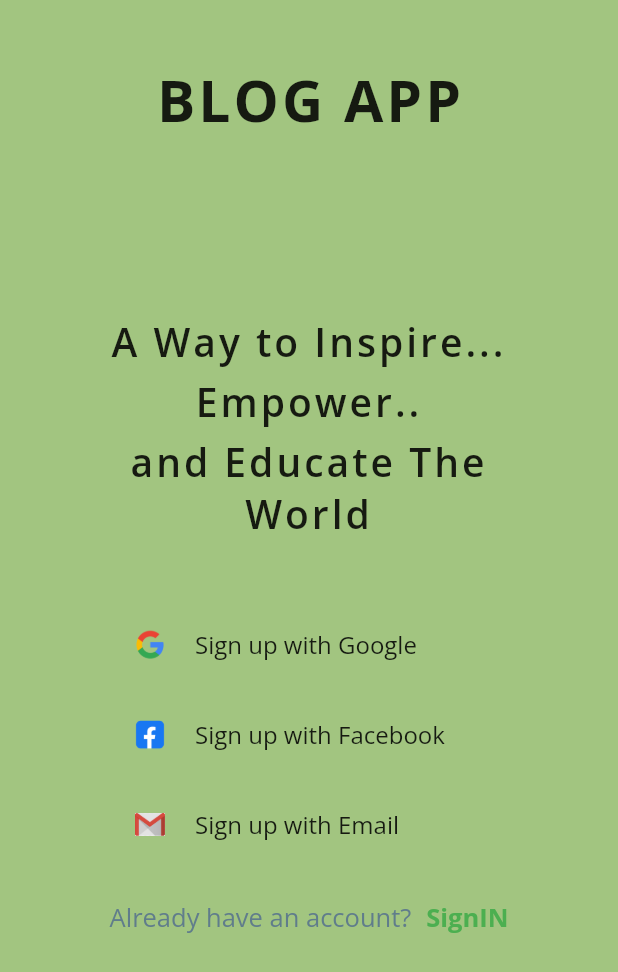
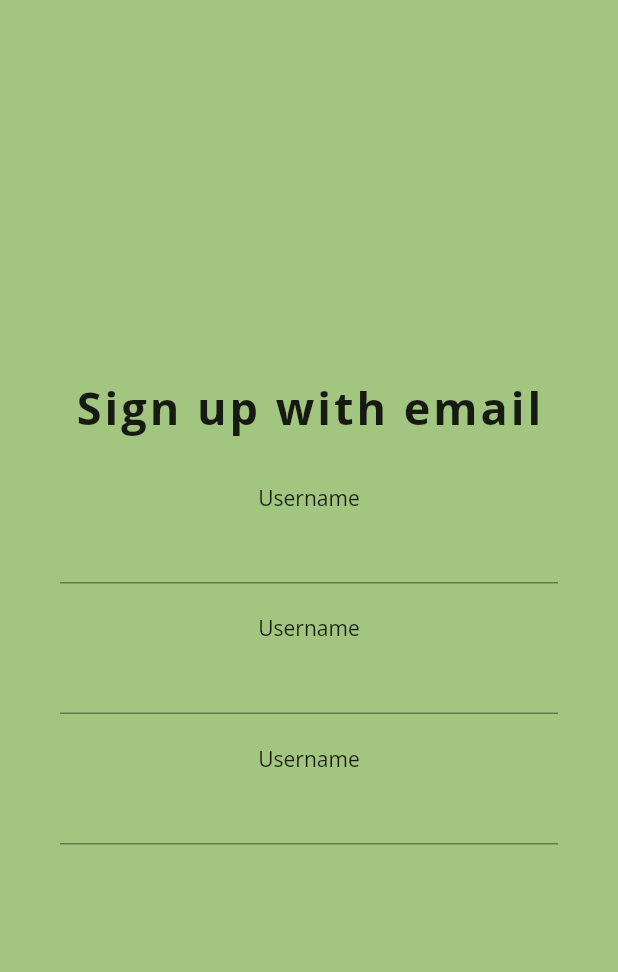
Before and after one commit to nishanbhat/Blogosphere, a Flutter app: the screen it shows after launch, on a phone screen of 412 x 824 dp. Shown: the top 972 px of the screen. Run offline on Flutter 3.47's test engine with Material 2 defaults, Android fonts, the light colour scheme and no system bars; our stand-ins replace google_fonts.

Commit message:
textfields added for signUp with email

```diff
--- /dev/null
+++ b/lib/pages/signup_page.dart
@@ -0,0 +1,114 @@
+import 'package:flutter/material.dart';
+
+class SignUpPage extends StatefulWidget {
+  const SignUpPage({Key? key}) : super(key: key);
+
+  @override
+  _SignUpPageState createState() => _SignUpPageState();
+}
+
+class _SignUpPageState extends State<SignUpPage> {
+  @override
+  Widget build(BuildContext context) {
+    return Scaffold(
+      body: Container(
+        decoration: BoxDecoration(
+          gradient: LinearGradient(
+            colors: const [Colors.blueAccent, Colors.yellowAccent],
+            begin: FractionalOffset(0.0, 1.0),
+            end: FractionalOffset(0.0, 1.0),
+            stops: const [0.0, 1.0],
+            tileMode: TileMode.repeated,
+          ),
+        ),
+        child: Column(
+          mainAxisAlignment: MainAxisAlignment.center,
+          children: [
+            Text(
+              "Sign up with email",
+              style: TextStyle(
+                fontSize: 30,
+                fontWeight: FontWeight.bold,
+                letterSpacing: 2,
+              ),
+            ),
+            SizedBox(
+              height: 20,
+            ),
+            usernameTextField("Username"),
+            usernameTextField("email"),
+            usernameTextField("password"),
+
+          ],
+        ),
+      ),
+    );
+  }
+}
+
+Widget usernameTextField(String s) {
+  return Padding(
+      padding: const EdgeInsets.symmetric(horizontal: 40, vertical: 10.0),
+      child: Column(
+        children: [
+          Text("Username"),
+          TextFormField(
+            // controller: _usernameController,
+            decoration: InputDecoration(
+              // errorText: validate ? null : errorText,
+              focusedBorder: UnderlineInputBorder(
+                borderSide: BorderSide(
+                  color: Colors.black,
+                  width: 2,
+                ),
+              ),
+            ),
+          ),
+        ],
+      ));
+}
+
+
+Widget emailTextField() {
+  return Padding(
+      padding: const EdgeInsets.symmetric(horizontal: 40, vertical: 10.0),
+      child: Column(
+        children: [
+          Text("Email"),
+          TextFormField(
+            // controller: _usernameController,
+            decoration: InputDecoration(
+              // errorText: validate ? null : errorText,
+              focusedBorder: UnderlineInputBorder(
+                borderSide: BorderSide(
+                  color: Colors.black,
+                  width: 2,
+                ),
+              ),
+            ),
+          ),
+        ],
+      ));
+}
+
+Widget passwordTextField() {
+  return Padding(
+      padding: const EdgeInsets.symmetric(horizontal: 40, vertical: 10.0),
+      child: Column(
+        children: [
+          Text("Password"),
+          TextFormField(
+            // controller: _usernameController,
+            decoration: InputDecoration(
+              // errorText: validate ? null : errorText,
+              focusedBorder: UnderlineInputBorder(
+                borderSide: BorderSide(
+                  color: Colors.black,
+                  width: 2,
+                ),
+              ),
+            ),
+          ),
+        ],
+      ));
+}
--- a/lib/pages/welcome_page.dart
+++ b/lib/pages/welcome_page.dart
@@ -1,3 +1,4 @@
+import 'package:blog_client/pages/signup_page.dart';
 import 'package:flutter/material.dart';
 
 class WelcomePage extends StatefulWidget {
@@ -17,7 +18,7 @@ class _WelcomePageState extends State<WelcomePage>
 
   @override
   void initState() {
-    // TODO: implement initState
+
     super.initState();
 
     //animation 1
@@ -130,15 +131,15 @@ class _WelcomePageState extends State<WelcomePage>
               SizedBox(
                 height: 50,
               ),
-              boxContainer("assets/google.png", "Sign up with Google"),
+              boxContainer("assets/google.png", "Sign up with Google",null),
               SizedBox(
                 height: 20,
               ),
-              boxContainer("assets/fb.png", "Sign up with Facebook"),
+              boxContainer("assets/fb.png", "Sign up with Facebook",null),
               SizedBox(
                 height: 20,
               ),
-              boxContainer("assets/email.jpg", "Sign up with Email"),
+              boxContainer("assets/email.jpg", "Sign up with Email",onEmailClick()),
               SizedBox(
                 height: 30,
               ),
@@ -174,9 +175,17 @@ class _WelcomePageState extends State<WelcomePage>
     );
   }
 
-  Widget boxContainer(String path, String text) => SlideTransition(
+  onEmailClick() {
+    Navigator.of(context).push(MaterialPageRoute(
+      builder: (context) => SignUpPage(),
+    ));
+  }
+
+  Widget boxContainer(String path, String text, onClick) => SlideTransition(
         position: animation2,
-        child: Container(
+        child: InkWell(
+          onTap: onClick,
+          child: SizedBox(
             height: 40,
             width: MediaQuery.of(context).size.width - 140,
             child: Padding(
@@ -199,5 +208,6 @@ class _WelcomePageState extends State<WelcomePage>
               ),
             ),
           ),
+        ),
       );
 }
```
Lines whose indentation alone changed are shown as unchanged.
